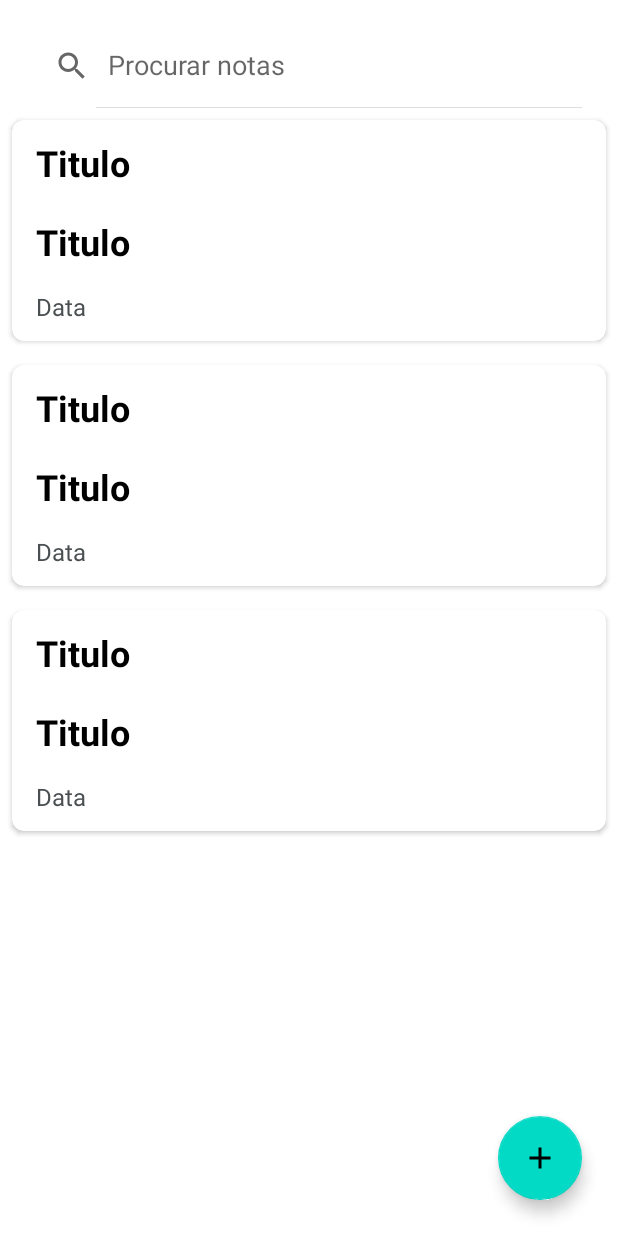
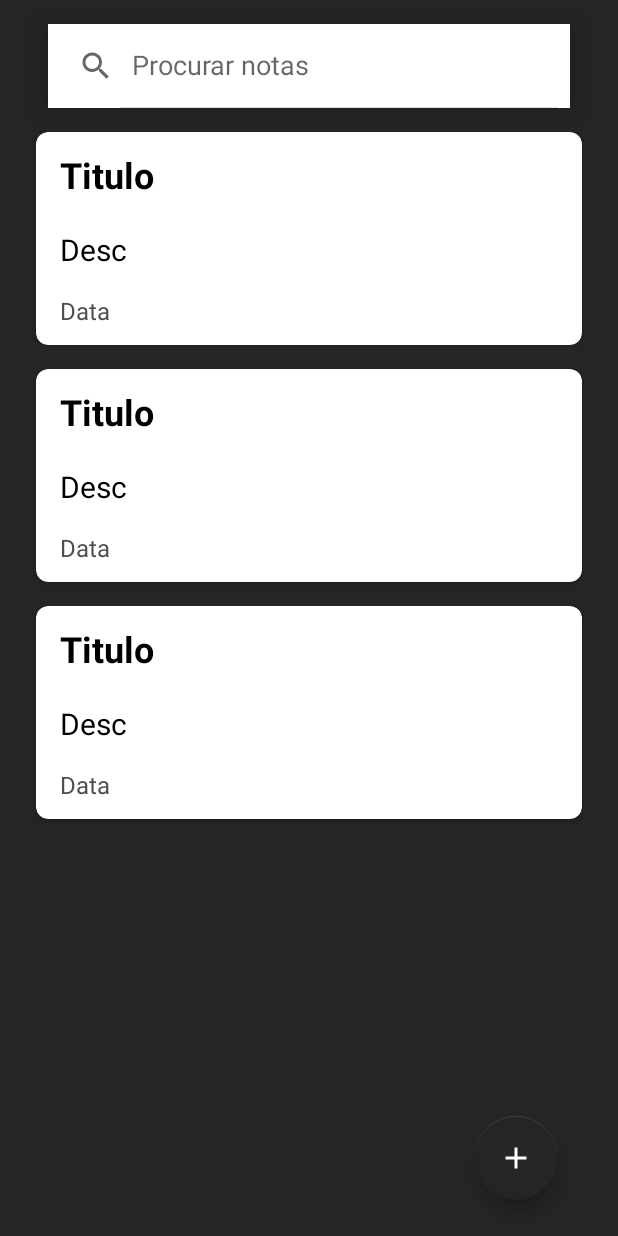
Before and after one commit to Lsortudo/Model-Notes, an Android app: the layout activity_main.xml on its own in the app's theme, with its tools: preview values and no code run, on a phone screen of 412 x 824 dp. Run offline under Robolectric (Android 15) with nearby library versions, the phone set to English and light mode, and no system bars.

Commit message:
style: Adjustments on app style (primary/secondary colors)

```diff
--- a/app/src/main/java/com/example/modelnotes/views/NoteAdd.kt
+++ b/app/src/main/java/com/example/modelnotes/views/NoteAdd.kt
@@ -33,6 +33,7 @@ class NoteAdd : AppCompatActivity() {
             binding.etTitle.setText(oldNote.title)
             //Bellow to retrieve data from my TextView on MainActivity see more on NoteAdapter
             binding.etDesc.setText(oldNote.note)
+            binding.tvDate.setText(oldNote.date)
 
             isUpdateBoolean = true
         } catch (e: Exception) {
--- a/app/src/main/res/layout/activity_main.xml
+++ b/app/src/main/res/layout/activity_main.xml
@@ -4,17 +4,21 @@
     xmlns:tools="http://schemas.android.com/tools"
     android:layout_width="match_parent"
     android:layout_height="match_parent"
+    android:background="@color/primaryAppColor"
+    android:paddingStart="16dp"
+    android:paddingEnd="16dp"
     tools:context=".views.MainActivity">
 
     <SearchView
         android:id="@+id/SearchView"
         android:layout_width="match_parent"
         android:layout_height="?attr/actionBarSize"
+        android:layout_margin="16dp"
+        android:background="@color/white"
+        android:elevation="12dp"
+        android:iconifiedByDefault="false"
+        android:queryHint="Procurar notas"
         app:layout_constraintEnd_toEndOf="parent"
-        android:iconifiedByDefault="false"
-        android:layout_margin="16dp"
-        android:queryHint="Procurar notas"
-        android:elevation="12dp"
         app:layout_constraintStart_toStartOf="parent"
         app:layout_constraintTop_toTopOf="parent">
 
@@ -22,13 +26,14 @@
 
     <androidx.recyclerview.widget.RecyclerView
         android:id="@+id/RecyclerView"
-        tools:listitem="@layout/list_item"
         android:layout_width="match_parent"
         android:layout_height="0dp"
+        android:layout_marginTop="8dp"
         app:layout_constraintBottom_toBottomOf="parent"
         app:layout_constraintEnd_toEndOf="parent"
         app:layout_constraintStart_toStartOf="parent"
-        app:layout_constraintTop_toBottomOf="@id/SearchView">
+        app:layout_constraintTop_toBottomOf="@id/SearchView"
+        tools:listitem="@layout/list_item">
 
     </androidx.recyclerview.widget.RecyclerView>
 
@@ -36,13 +41,15 @@
         android:id="@+id/fbtnAddNote"
         android:layout_width="wrap_content"
         android:layout_height="wrap_content"
+        android:layout_marginEnd="24dp"
+        android:layout_marginBottom="24dp"
         android:layout_weight="1"
         android:clickable="true"
+        app:backgroundTint="@color/primaryAppColor"
         app:layout_constraintBottom_toBottomOf="parent"
         app:layout_constraintRight_toRightOf="parent"
         app:srcCompat="@drawable/ic_baseline_add_24"
-        android:layout_marginEnd="24dp"
-        android:layout_marginBottom="24dp"
+        app:tint="@color/white"
         tools:layout_editor_absoluteX="411dp" />
 
 </androidx.constraintlayout.widget.ConstraintLayout>
--- a/app/src/main/res/layout/list_item.xml
+++ b/app/src/main/res/layout/list_item.xml
@@ -38,14 +38,14 @@
             android:layout_alignParentStart="true"
             android:layout_marginStart="8dp"
             android:layout_marginTop="4dp"
-            android:text="Titulo"
+            android:text="Desc"
             android:textColor="@color/black"
-            android:textStyle="bold"
+            android:textStyle="normal"
             android:ellipsize="marquee"
             android:marqueeRepeatLimit="marquee_forever"
             android:padding="8dp"
             android:scrollHorizontally="true"
-            android:textSize="24dp"
+            android:textSize="20sp"
             app:layout_constraintLeft_toLeftOf="parent"
             app:layout_constraintTop_toTopOf="parent" />
 
```
Also changed, not shown: app/src/main/res/layout/activity_note_add.xml (+17 -4 lines).
